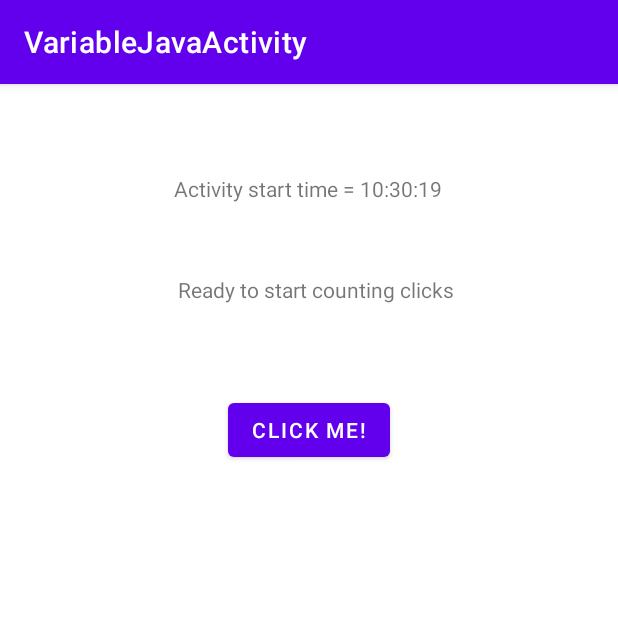
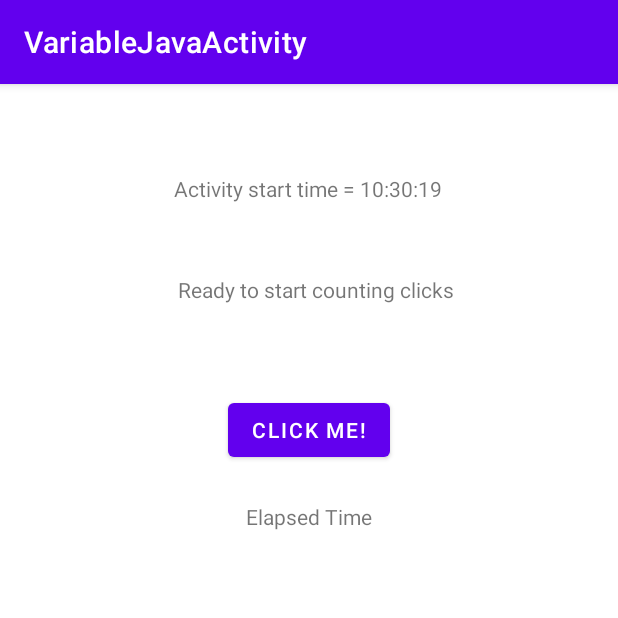
Before and after one commit to Hyejeong00/HelloKotlin, an Android app: the VariableJavaActivity screen opened directly, with no data from a screen before it, on a phone screen of 412 x 824 dp, the top half of it. Run offline under Robolectric (Android 15) with nearby library versions, the phone set to English and light mode, and no system bars.

Commit message:
elapsed Time

```diff
--- a/app/src/main/java/com/example/hellokotlin/VariableJavaActivity.java
+++ b/app/src/main/java/com/example/hellokotlin/VariableJavaActivity.java
@@ -11,11 +11,13 @@ import java.text.SimpleDateFormat;
 import java.util.Locale;
 
 public class VariableJavaActivity extends AppCompatActivity {
-    TextView txtActivityStartTime, txtCountBtnClicks;
+    TextView txtActivityStartTime, txtCountBtnClicks, txtElapsedTime;
     Button btnClickMe;
 
     int clickCount = 0;
     final long startTime = System.currentTimeMillis();
+
+    long nowTime, elapsedSeconds;
 
     @Override
     protected void onCreate(Bundle savedInstanceState) {
@@ -25,12 +27,16 @@ public class VariableJavaActivity extends AppCompatActivity {
         txtActivityStartTime = findViewById(R.id.txtActivityStartTime);
         txtCountBtnClicks = findViewById(R.id.txtCountBtnClicks);
         btnClickMe = findViewById(R.id.btnClickMe);
+        txtElapsedTime = findViewById(R.id.txtElapsedTime);
 
         btnClickMe.setOnClickListener(new View.OnClickListener() {
             @Override
             public void onClick(View view) {
                 clickCount++;
+                nowTime = System.currentTimeMillis();
+                elapsedSeconds = (long)((nowTime - startTime) / 1000.0);
                 txtCountBtnClicks.setText("Button clicks: " + clickCount);
+                txtElapsedTime.setText(elapsedSeconds + "seconds elapsed");
             }
         });
         String timeText = new SimpleDateFormat("HH:mm:ss", Locale.KOREA).format(startTime);
--- a/app/src/main/java/com/example/hellokotlin/VariableKotlinActivity.kt
+++ b/app/src/main/java/com/example/hellokotlin/VariableKotlinActivity.kt
@@ -18,10 +18,13 @@ class VariableKotlinActivity : AppCompatActivity() {
         val txtActivityStartTime = findViewById<TextView>(R.id.txtActivityStartTime)
         val txtCountBtnClicks = findViewById<TextView>(R.id.txtCountBtnClicks)
         val btnClickme = findViewById<Button>(R.id.btnClickMe)
+        val txtElapsedTime = findViewById<TextView>(R.id.txtElapsedTime)
 
         btnClickme.setOnClickListener {
             clickCount++
             txtCountBtnClicks.text = "Button clicks = ${clickCount}"//"Button clicks = " + clickCount
+            var elapsedSeconds : Long = ((System.currentTimeMillis() - startTime) / 1000.0).toLong()
+            txtElapsedTime.text = "${elapsedSeconds} seconds elapsed"
         }
         val timeText = SimpleDateFormat("HH:mm:ss", Locale.KOREAN).format(startTime)
         txtActivityStartTime.text = "Activity start time = ${timeText}"
--- a/app/src/main/res/layout/layout_variable.xml
+++ b/app/src/main/res/layout/layout_variable.xml
@@ -38,4 +38,14 @@
         app:layout_constraintStart_toStartOf="parent"
         app:layout_constraintTop_toBottomOf="@+id/txtCountBtnClicks" />
 
+    <TextView
+        android:id="@+id/txtElapsedTime"
+        android:layout_width="wrap_content"
+        android:layout_height="wrap_content"
+        android:layout_marginTop="24dp"
+        android:text="Elapsed Time"
+        app:layout_constraintEnd_toEndOf="parent"
+        app:layout_constraintStart_toStartOf="parent"
+        app:layout_constraintTop_toBottomOf="@+id/btnClickMe" />
+
 </androidx.constraintlayout.widget.ConstraintLayout>
```
